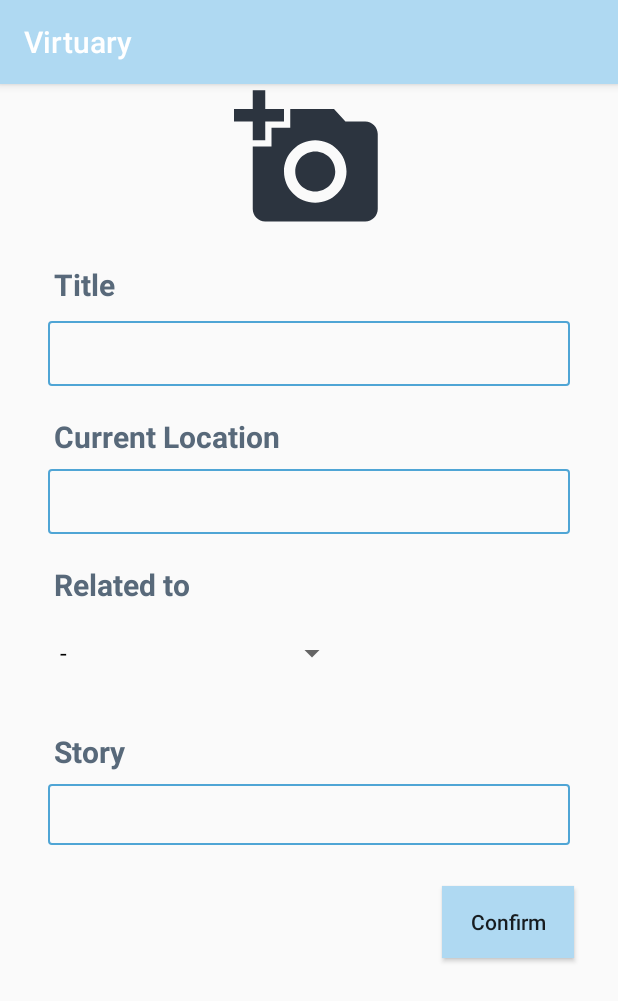
After one commit to azureguard/virtuary, an Android app: the fragment AddItemFragment shown on its own in the app's theme, on a phone screen of 412 x 824 dp. The commit adds this screen. Shown: the top 1001 px of the screen. Run offline under Robolectric (Android 15) with nearby library versions, the phone set to English and light mode, and no system bars; our stand-ins replace data binding.

Commit message:
implement add item layout

```diff
--- /dev/null
+++ b/app/src/main/java/com/virtuary/app/screens/addItem/AddItemFragment.kt
@@ -0,0 +1,91 @@
+package com.virtuary.app.screens.addItem
+
+import android.os.Bundle
+import android.view.LayoutInflater
+import android.view.View
+import android.view.ViewGroup
+import android.widget.AdapterView
+import android.widget.ArrayAdapter
+import androidx.databinding.DataBindingUtil
+import androidx.fragment.app.Fragment
+import androidx.lifecycle.Observer
+import androidx.lifecycle.ViewModelProviders
+import com.google.android.material.chip.Chip
+import com.virtuary.app.R
+import com.virtuary.app.databinding.FragmentAddItemBinding
+
+class AddItemFragment: Fragment() {
+
+    override fun onCreateView(
+        inflater: LayoutInflater,
+        container: ViewGroup?,
+        savedInstanceState: Bundle?
+    ): View? {
+        // inflate the layout
+        val binding: FragmentAddItemBinding = DataBindingUtil.inflate(inflater,
+            R.layout.fragment_add_item, container, false)
+
+        // get the home view model
+        // assign for databinding so the data in view model can be accessed
+        val viewModel: AddItemViewModel = ViewModelProviders.of(this).get(AddItemViewModel::class.java)
+        binding.addItemViewModel = viewModel
+
+        // can observe LiveData updates
+        binding.lifecycleOwner = this
+
+        // sets up event listening to show error when the title is empty
+        viewModel.emptyTitle.observe(this, Observer { invalid ->
+            if (invalid) {
+                binding.addItemTitleLayout.error = "Enter title"
+                binding.addItemTitleLayout.isErrorEnabled = true
+            } else {
+                binding.addItemTitleLayout.isErrorEnabled = false
+            }
+        })
+
+        binding.spinner.adapter = ArrayAdapter<String>(activity!!,
+                                                R.layout.support_simple_spinner_dropdown_item,
+                                                viewModel.selectionRelatedTo.value!!)
+
+        binding.spinner.onItemSelectedListener = object: AdapterView.OnItemSelectedListener {
+            override fun onItemSelected(p0: AdapterView<*>?, p1: View?, p2: Int, p3: Long) {
+                viewModel.onItemSelected(binding.spinner.selectedItemPosition)
+                binding.spinner.setSelection(0)
+            }
+
+            override fun onNothingSelected(p0: AdapterView<*>?) {
+                // do nothing
+            }
+        }
+
+        viewModel.addedRelatedTo.observe(this,
+            Observer<MutableList<String>> { data ->
+                val chipGroup = binding.addItemRelatedToList
+                val inflator = LayoutInflater.from(chipGroup.context)
+
+                val children = data.map { chipName ->
+                    val chip = inflator.inflate(R.layout.related_to_list, chipGroup, false) as Chip
+                    chip.text = chipName
+                    chip.isCloseIconVisible = true
+                    chip.isClickable = false
+                    chip.isCheckable = false
+
+                    chip.setOnCloseIconClickListener {
+                        chipGroup.removeView(chip as View)
+                        viewModel.onRemoveClick(chipName)
+                    }
+
+                  chip
+                }
+
+                chipGroup.removeAllViews()
+
+                for (chip in children) {
+                    chipGroup.addView(chip as View)
+                }
+            })
+
+        return binding.root
+    }
+
+}
--- /dev/null
+++ b/app/src/main/java/com/virtuary/app/screens/addItem/AddItemViewModel.kt
@@ -0,0 +1,73 @@
+package com.virtuary.app.screens.addItem
+
+import android.util.Log
+import androidx.databinding.ObservableField
+import androidx.lifecycle.LiveData
+import androidx.lifecycle.MutableLiveData
+import androidx.lifecycle.ViewModel
+
+class AddItemViewModel: ViewModel() {
+    val title = ObservableField("")
+    val location = ObservableField("")
+    val story = ObservableField("")
+
+    private val _selectionRelatedTo = MutableLiveData<MutableList<String>>()
+    val selectionRelatedTo: LiveData<MutableList<String>>
+       get() = _selectionRelatedTo
+
+    private val _addedRelatedTo = MutableLiveData<MutableList<String>>()
+    val addedRelatedTo: LiveData<MutableList<String>>
+        get() = _addedRelatedTo
+
+    init {
+        _selectionRelatedTo.value = mutableListOf()
+        _addedRelatedTo.value = mutableListOf()
+        addSelectionList()
+        Log.i("selection", "selection = ${_selectionRelatedTo.value!![1]}")
+    }
+
+    // check title input if it is empty
+    private val _emptyTitle = MutableLiveData<Boolean>()
+    val emptyTitle: LiveData<Boolean>
+        get() = _emptyTitle
+
+    fun onClick() {
+        _emptyTitle.value = title.get() == null || title.get()!!.isEmpty()
+    }
+
+    fun onItemSelected(itemIndex: Int) {
+        if (_selectionRelatedTo.value!![itemIndex] != "None" && _selectionRelatedTo.value!![itemIndex] != "-") {
+            addRelatedTo(_selectionRelatedTo.value!![itemIndex])
+            Log.i("Hello", "item addedRelated to = ${selectionRelatedTo.value!![0]}")
+            Log.i("Hello", "item selectionRelated to = ${selectionRelatedTo.value!![itemIndex]}")
+
+            _selectionRelatedTo.value!!.removeAt(itemIndex)
+        }
+    }
+
+    fun onRemoveClick(name: String) {
+        _selectionRelatedTo.add(name)
+        _addedRelatedTo.value!!.remove(name)
+    }
+
+    private fun addRelatedTo(item: String) {
+        _addedRelatedTo.add(item)
+        Log.i("123", "item = $item")
+    }
+
+    private fun addSelectionList() {
+        _selectionRelatedTo.value!!.add("-")
+        _selectionRelatedTo.value!!.add("None")
+        _selectionRelatedTo.value!!.add("Daryl")
+        _selectionRelatedTo.value!!.add("michelle")
+        _selectionRelatedTo.value!!.add("maurice")
+        _selectionRelatedTo.value!!.add("sk")
+    }
+}
+
+// extension function
+fun <T> MutableLiveData<MutableList<T>>.add(item: T) {
+    val updatedItems = this.value as ArrayList
+    updatedItems.add(item)
+    this.value = updatedItems
+}
--- /dev/null
+++ b/app/src/main/res/drawable/ic_add_a_photo_black_24dp.xml
@@ -0,0 +1,5 @@
+<vector android:height="24dp" android:tint="#2C343F"
+    android:viewportHeight="24.0" android:viewportWidth="24.0"
+    android:width="24dp" xmlns:android="http://schemas.android.com/apk/res/android">
+    <path android:fillColor="#FF000000" android:pathData="M3,4L3,1h2v3h3v2L5,6v3L3,9L3,6L0,6L0,4h3zM6,10L6,7h3L9,4h7l1.83,2L21,6c1.1,0 2,0.9 2,2v12c0,1.1 -0.9,2 -2,2L5,22c-1.1,0 -2,-0.9 -2,-2L3,10h3zM13,19c2.76,0 5,-2.24 5,-5s-2.24,-5 -5,-5 -5,2.24 -5,5 2.24,5 5,5zM9.8,14c0,1.77 1.43,3.2 3.2,3.2s3.2,-1.43 3.2,-3.2 -1.43,-3.2 -3.2,-3.2 -3.2,1.43 -3.2,3.2z"/>
+</vector>
--- /dev/null
+++ b/app/src/main/res/drawable/rectangle_background.xml
@@ -0,0 +1,7 @@
+<shape xmlns:android="http://schemas.android.com/apk/res/android" android:shape="rectangle" >
+    <solid android:color="@android:color/transparent" />
+    <stroke android:width="1dip" android:color="#4fa5d5"/>
+    <corners
+        android:radius="2dp" >
+    </corners>
+</shape>
--- a/app/src/main/res/layout/activity_main.xml
+++ b/app/src/main/res/layout/activity_main.xml
@@ -7,8 +7,8 @@
         android:layout_height="match_parent"
         tools:context=".MainActivity">
         <fragment
-            android:id="@+id/familyFragment"
-            android:name="com.virtuary.app.screens.family.FamilyFragment"
+            android:id="@+id/addItemFragment"
+            android:name="com.virtuary.app.screens.addItem.AddItemFragment"
             android:layout_width="match_parent"
             android:layout_height="match_parent"
             />
--- /dev/null
+++ b/app/src/main/res/layout/fragment_add_item.xml
@@ -0,0 +1,189 @@
+<?xml version="1.0" encoding="utf-8"?>
+<layout xmlns:tools="http://schemas.android.com/tools"
+    xmlns:app="http://schemas.android.com/apk/res-auto"
+    xmlns:android="http://schemas.android.com/apk/res/android">
+
+    <data>
+        <variable
+            name="addItemViewModel"
+            type="com.virtuary.app.screens.addItem.AddItemViewModel" />
+    </data>
+
+    <androidx.constraintlayout.widget.ConstraintLayout
+        android:layout_width="match_parent"
+        android:layout_height="match_parent">
+
+        <ImageView
+            android:id="@+id/add_item_image"
+            android:layout_width="match_parent"
+            android:layout_height="100sp"
+            android:baselineAlignBottom="false"
+            android:contentDescription="@null"
+            android:outlineProvider="none"
+            app:layout_constraintEnd_toEndOf="parent"
+            app:layout_constraintStart_toStartOf="parent"
+            app:layout_constraintTop_toTopOf="parent"
+            app:srcCompat="@drawable/ic_add_a_photo_black_24dp" />
+
+
+        <TextView
+            android:id="@+id/add_item_title_text"
+            android:layout_width="wrap_content"
+            android:layout_height="wrap_content"
+            android:layout_marginStart="36dp"
+            android:layout_marginTop="20dp"
+            android:text="Title"
+            android:textColor="@color/colorPrimaryDark"
+            android:textSize="20sp"
+            android:textStyle="bold"
+            app:layout_constraintEnd_toEndOf="parent"
+            app:layout_constraintHorizontal_bias="0.0"
+            app:layout_constraintStart_toStartOf="parent"
+            app:layout_constraintTop_toBottomOf="@+id/add_item_image" />
+
+        <com.google.android.material.textfield.TextInputLayout
+            android:id="@+id/add_item_title_layout"
+            android:layout_width="match_parent"
+            android:layout_height="wrap_content"
+            android:layout_marginStart="32dp"
+            android:layout_marginEnd="32dp"
+            android:textColorHint="@color/colorPrimaryDark"
+            app:layout_constraintEnd_toEndOf="parent"
+            app:layout_constraintStart_toStartOf="parent"
+            app:layout_constraintTop_toBottomOf="@+id/add_item_title_text">
+
+            <com.google.android.material.textfield.TextInputEditText
+                android:id="@+id/add_item_title_edit"
+                android:layout_width="match_parent"
+                android:layout_height="wrap_content"
+                android:singleLine="true"
+                android:text="@={addItemViewModel.title}"
+                android:textSize="20sp"
+                android:padding="8dp"
+                android:background="@drawable/rectangle_background"
+                />
+        </com.google.android.material.textfield.TextInputLayout>
+
+        <TextView
+            android:id="@+id/add_item_location_text"
+            android:layout_width="wrap_content"
+            android:layout_height="wrap_content"
+            android:layout_marginStart="36dp"
+            android:layout_marginTop="20dp"
+            android:text="Current Location"
+            android:textColor="@color/colorPrimaryDark"
+            android:textSize="20sp"
+            android:textStyle="bold"
+            app:layout_constraintEnd_toEndOf="parent"
+            app:layout_constraintHorizontal_bias="0.0"
+            app:layout_constraintStart_toStartOf="parent"
+            app:layout_constraintTop_toBottomOf="@+id/add_item_title_layout" />
+
+
+        <EditText
+            android:id="@+id/add_item_location_edit"
+            android:layout_width="match_parent"
+            android:layout_height="wrap_content"
+            android:layout_marginStart="32dp"
+            android:layout_marginTop="8dp"
+            android:layout_marginEnd="32dp"
+            android:text="@={addItemViewModel.location}"
+            android:singleLine="true"
+            android:textSize="20sp"
+            android:padding="8dp"
+            android:background="@drawable/rectangle_background"
+            app:layout_constraintEnd_toEndOf="parent"
+            app:layout_constraintStart_toStartOf="parent"
+            app:layout_constraintTop_toBottomOf="@+id/add_item_location_text" />
+
+        <TextView
+            android:id="@+id/add_item_related_to_text"
+            android:layout_width="wrap_content"
+            android:layout_height="wrap_content"
+            android:layout_marginStart="36dp"
+            android:layout_marginTop="20dp"
+            android:text="Related to"
+            android:textColor="@color/colorPrimaryDark"
+            android:textSize="20sp"
+            android:textStyle="bold"
+            app:layout_constraintEnd_toEndOf="parent"
+            app:layout_constraintHorizontal_bias="0.0"
+            app:layout_constraintStart_toStartOf="parent"
+            app:layout_constraintTop_toBottomOf="@+id/add_item_location_edit" />
+
+        <Spinner
+            android:id="@+id/spinner"
+            android:layout_width="200sp"
+            android:layout_height="wrap_content"
+            android:layout_marginStart="32dp"
+            android:layout_marginTop="8dp"
+            android:layout_marginEnd="32dp"
+            app:layout_constraintEnd_toEndOf="parent"
+            app:layout_constraintHorizontal_bias="0.0"
+            app:layout_constraintStart_toStartOf="parent"
+            app:layout_constraintTop_toBottomOf="@+id/add_item_related_to_text" />
+
+        <com.google.android.material.chip.ChipGroup
+            android:id="@+id/add_item_related_to_list"
+            android:layout_width="wrap_content"
+            android:layout_height="wrap_content"
+            android:layout_marginStart="32dp"
+            android:layout_marginTop="8dp"
+            android:singleLine="false"
+            app:singleSelection="false"
+            app:layout_constraintEnd_toEndOf="parent"
+            app:layout_constraintHorizontal_bias="0.0"
+            app:layout_constraintStart_toStartOf="parent"
+            app:layout_constraintTop_toBottomOf="@+id/spinner"
+            />
+
+        <TextView
+            android:id="@+id/add_item_story_text"
+            android:layout_width="wrap_content"
+            android:layout_height="wrap_content"
+            android:layout_marginStart="36dp"
+            android:layout_marginTop="20dp"
+            android:text="Story"
+            android:textColor="@color/colorPrimaryDark"
+            android:textSize="20sp"
+            android:textStyle="bold"
+            app:layout_constraintEnd_toEndOf="parent"
+            app:layout_constraintHorizontal_bias="0.0"
+            app:layout_constraintStart_toStartOf="parent"
+            app:layout_constraintTop_toBottomOf="@+id/add_item_related_to_list" />
+
+        <EditText
+            android:id="@+id/add_item_story"
+            android:layout_width="0dp"
+            android:layout_height="wrap_content"
+            android:layout_marginStart="32dp"
+            android:layout_marginTop="8dp"
+            android:layout_marginEnd="32dp"
+            android:text="@={addItemViewModel.story}"
+            android:padding="8dp"
+            android:background="@drawable/rectangle_background"
+            android:ems="10"
+            android:gravity="start|top"
+            android:inputType="textMultiLine"
+            app:layout_constraintEnd_toEndOf="parent"
+            app:layout_constraintStart_toStartOf="parent"
+            app:layout_constraintTop_toBottomOf="@+id/add_item_story_text" />
+
+        <Button
+            android:id="@+id/add_item_confirm"
+            android:layout_width="wrap_content"
+            android:layout_height="wrap_content"
+            android:background="@color/colorPrimary"
+            android:text="@string/confirm"
+            android:textAllCaps="false"
+            android:onClick="@{() -> addItemViewModel.onClick()}"
+            app:layout_constraintBottom_toBottomOf="parent"
+            app:layout_constraintEnd_toEndOf="parent"
+            app:layout_constraintHorizontal_bias="0.91"
+            app:layout_constraintStart_toStartOf="parent"
+            app:layout_constraintTop_toBottomOf="@+id/add_item_story"
+            app:layout_constraintVertical_bias="0.13"
+            />
+
+    </androidx.constraintlayout.widget.ConstraintLayout>
+</layout>
--- /dev/null
+++ b/app/src/main/res/layout/related_to_list.xml
@@ -0,0 +1,10 @@
+<?xml version="1.0" encoding="utf-8"?>
+<com.google.android.material.chip.Chip
+    xmlns:android="http://schemas.android.com/apk/res/android"
+    android:layout_width="wrap_content"
+    android:layout_height="match_parent"
+    android:theme="@style/Theme.MaterialComponents.Light.DarkActionBar"
+    style="@style/Widget.MaterialComponents.Chip.Entry"
+    >
+
+</com.google.android.material.chip.Chip>
```
